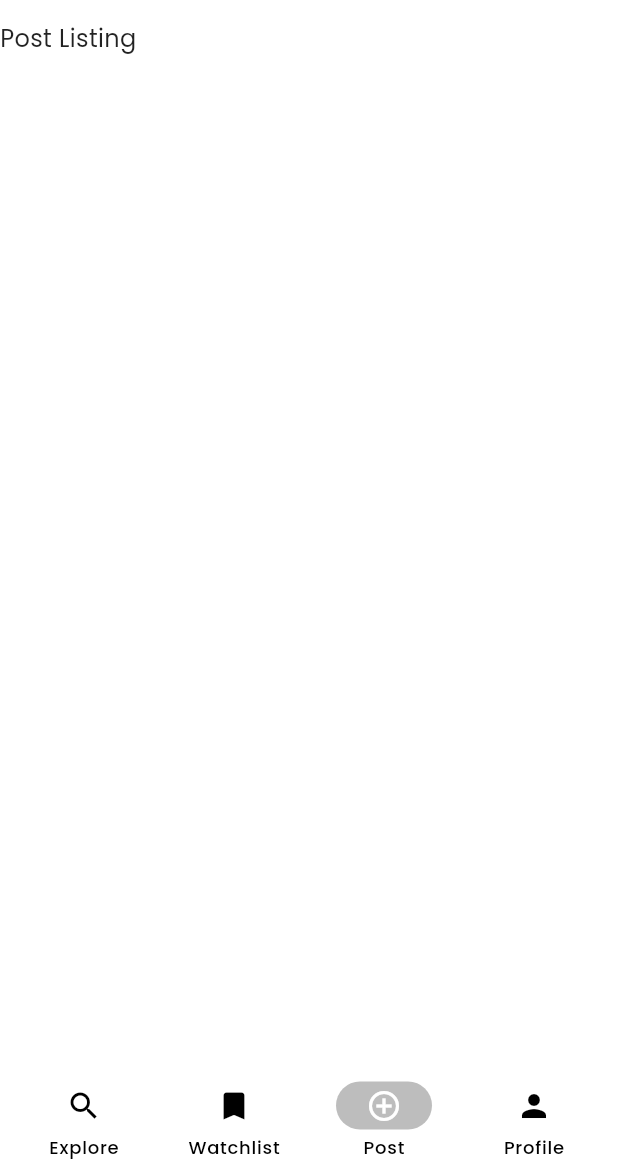
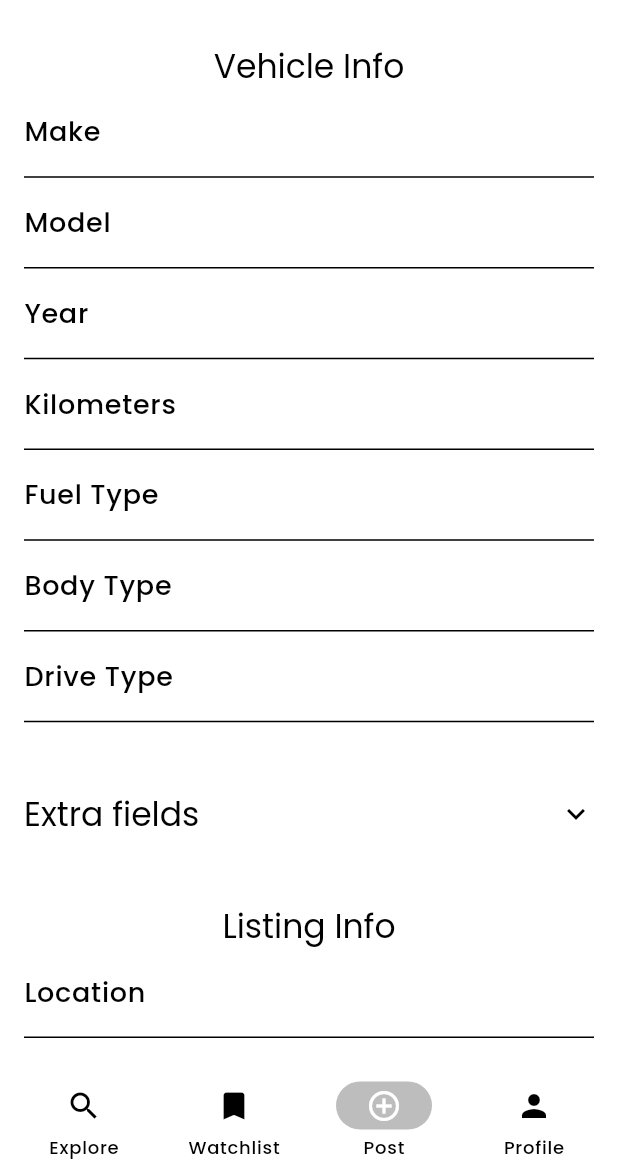
Before and after one commit to joengelena/aurae-beauty-app, a Flutter app: the screen it shows after launch, item 3 of the bottom bar chosen, on a phone screen of 412 x 824 dp, the part 63-1236 px from its top. Run offline on Flutter 3.47's test engine with Material 3 defaults, Android fonts, the phone set to English and light mode, and no system bars; our stand-ins replace go_router, smooth_page_indicator; network calls fail.

Commit message:
Add post listing page

```diff
--- a/lib/app_router.dart
+++ b/lib/app_router.dart
@@ -1,5 +1,6 @@
 import 'package:flutter/material.dart';
 import 'package:go_router/go_router.dart';
+import 'package:motorix_app/presentation/pages/post_listing_page.dart';
 import 'package:motorix_app/presentation/pages/profile/email_verified_page.dart';
 import 'package:motorix_app/presentation/pages/profile/forgot_password_page.dart';
 import 'package:motorix_app/presentation/pages/listing_detail_page.dart';
@@ -53,7 +54,7 @@ final GoRouter appRouter = GoRouter(
           path: '/post-listing',
           parentNavigatorKey: _shellNavigatorKey,
           pageBuilder:
-              (context, state) => NoTransitionPage(child: Text('Post Listing')),
+              (context, state) => NoTransitionPage(child: PostListingPage()),
         ),
         GoRoute(
           path: '/profile',
--- /dev/null
+++ b/lib/presentation/pages/post_listing_page.dart
@@ -0,0 +1,130 @@
+import 'package:flutter/material.dart';
+import 'package:motorix_app/presentation/widgets/post_listing/listing_info_fields.dart';
+import 'package:motorix_app/presentation/widgets/post_listing/vehicle_info_fields.dart';
+import 'package:motorix_app/presentation/widgets/post_listing/vehicle_info_optional_fields.dart';
+
+class PostListingPage extends StatefulWidget {
+  const PostListingPage({super.key});
+
+  @override
+  State<PostListingPage> createState() => _PostListingPageState();
+}
+
+class _PostListingPageState extends State<PostListingPage> {
+  final _formKey = GlobalKey<FormState>();
+  DateTime? uploadDate;
+
+  // Required fields
+  final locationController = TextEditingController();
+  final conditionController = TextEditingController();
+  final priceController = TextEditingController();
+  final descriptionController = TextEditingController();
+  final makeController = TextEditingController();
+  final modelController = TextEditingController();
+  final yearController = TextEditingController();
+  final kilometersController = TextEditingController();
+  final fuelTypeController = TextEditingController();
+  final bodyTypeController = TextEditingController();
+  final driveTypeController = TextEditingController();
+  final listingEndDateController = TextEditingController();
+
+  // Optional fields
+  final regoExpiryDateController = TextEditingController();
+  final wofExpiryDateController = TextEditingController();
+  final numberPlateController = TextEditingController();
+  final seatsController = TextEditingController();
+  final doorsController = TextEditingController();
+  final colorController = TextEditingController();
+  final engineSizeController = TextEditingController();
+  final transmissionController = TextEditingController();
+  final cylindersController = TextEditingController();
+  bool orcIncluded = false;
+
+  void updateOrcIncluded(bool value) {
+    setState(() {
+      orcIncluded = value;
+    });
+  }
+
+  @override
+  Widget build(BuildContext context) {
+    return SingleChildScrollView(
+      padding: EdgeInsets.all(16),
+      child: Center(
+        child: ConstrainedBox(
+          constraints: BoxConstraints(maxWidth: 600),
+          child: Form(
+            key: _formKey,
+            child: Column(
+              spacing: 32,
+              crossAxisAlignment: CrossAxisAlignment.center,
+              children: [
+                VehicleInfoFields(
+                  makeController: makeController,
+                  modelController: modelController,
+                  yearController: yearController,
+                  kilometersController: kilometersController,
+                  fuelTypeController: fuelTypeController,
+                  bodyTypeController: bodyTypeController,
+                  driveTypeController: driveTypeController,
+                ),
+                VehicleInfoOptionalFields(
+                  orcIncluded: orcIncluded,
+                  updateOrcIncluded: updateOrcIncluded,
+                  regoExpiryDateController: regoExpiryDateController,
+                  wofExpiryDateController: wofExpiryDateController,
+                  numberPlateController: numberPlateController,
+                  seatsController: seatsController,
+                  doorsController: doorsController,
+                  colorController: colorController,
+                  engineSizeController: engineSizeController,
+                  transmissionController: transmissionController,
+                  cylindersController: cylindersController,
+                ),
+                ListingInfoFields(
+                  locationController: locationController,
+                  conditionController: conditionController,
+                  priceController: priceController,
+                  listingEndDateController: listingEndDateController,
+                  descriptionController: descriptionController,
+                ),
+                SizedBox(height: 20),
+                FilledButton(
+                  onPressed: () {
+                    if (_formKey.currentState!.validate()) {
+                      // Handle submission logic here
+                    }
+                  },
+                  child: Text('Submit listing'),
+                ),
+              ],
+            ),
+          ),
+        ),
+      ),
+    );
+  }
+
+  @override
+  void dispose() {
+    locationController.dispose();
+    conditionController.dispose();
+    priceController.dispose();
+    descriptionController.dispose();
+    makeController.dispose();
+    modelController.dispose();
+    yearController.dispose();
+    kilometersController.dispose();
+    fuelTypeController.dispose();
+    bodyTypeController.dispose();
+    driveTypeController.dispose();
+    numberPlateController.dispose();
+    seatsController.dispose();
+    doorsController.dispose();
+    colorController.dispose();
+    engineSizeController.dispose();
+    transmissionController.dispose();
+    cylindersController.dispose();
+    super.dispose();
+  }
+}
--- /dev/null
+++ b/lib/presentation/widgets/post_listing/date_form_field.dart
@@ -0,0 +1,41 @@
+import 'package:flutter/material.dart';
+import 'package:intl/intl.dart';
+
+class DateFormField extends StatelessWidget {
+  final TextEditingController dateController;
+  final String labelText;
+  final DateTime? firstDate;
+
+  const DateFormField({
+    super.key,
+    required this.dateController,
+    required this.labelText,
+    this.firstDate,
+  });
+
+  @override
+  Widget build(BuildContext context) {
+    final DateTime effectiveFirstDate = firstDate ?? DateTime.now();
+
+    return TextFormField(
+      controller: dateController,
+      readOnly: true,
+      decoration: InputDecoration(
+        labelText: labelText,
+        suffixIcon: Icon(Icons.calendar_today),
+      ),
+      onTap: () async {
+        DateTime? pickedDate = await showDatePicker(
+          context: context,
+          initialDate: DateTime.now(),
+          firstDate: effectiveFirstDate,
+          lastDate: DateTime(2035),
+        );
+
+        if (pickedDate != null) {
+          dateController.text = DateFormat('yyyy-MM-dd').format(pickedDate);
+        }
+      },
+    );
+  }
+}
--- /dev/null
+++ b/lib/presentation/widgets/post_listing/listing_info_fields.dart
@@ -0,0 +1,50 @@
+import 'package:flutter/material.dart';
+import 'package:motorix_app/presentation/widgets/post_listing/date_form_field.dart';
+
+class ListingInfoFields extends StatelessWidget {
+  final TextEditingController locationController;
+  final TextEditingController conditionController;
+  final TextEditingController priceController;
+  final TextEditingController listingEndDateController;
+  final TextEditingController descriptionController;
+
+  const ListingInfoFields({
+    super.key,
+    required this.locationController,
+    required this.conditionController,
+    required this.priceController,
+    required this.listingEndDateController,
+    required this.descriptionController,
+  });
+
+  @override
+  Widget build(BuildContext context) {
+    return Column(
+      children: [
+        Text('Listing Info', style: Theme.of(context).textTheme.titleLarge),
+        TextFormField(
+          controller: locationController,
+          decoration: InputDecoration(labelText: 'Location'),
+        ),
+        TextFormField(
+          controller: conditionController,
+          decoration: InputDecoration(labelText: 'Vehicle Condition'),
+        ),
+        TextFormField(
+          controller: priceController,
+          keyboardType: TextInputType.number,
+          decoration: InputDecoration(labelText: 'Price'),
+        ),
+        DateFormField(
+          dateController: listingEndDateController,
+          labelText: 'Listing End Date',
+        ),
+        TextFormField(
+          controller: descriptionController,
+          decoration: InputDecoration(labelText: 'Description'),
+          maxLines: 4,
+        ),
+      ],
+    );
+  }
+}
--- /dev/null
+++ b/lib/presentation/widgets/post_listing/number_form_field.dart
@@ -0,0 +1,23 @@
+import 'package:flutter/material.dart';
+import 'package:flutter/services.dart';
+
+class NumberFormField extends StatelessWidget {
+  final TextEditingController fieldController;
+  final String labelText;
+
+  const NumberFormField({
+    super.key,
+    required this.fieldController,
+    required this.labelText,
+  });
+
+  @override
+  Widget build(BuildContext context) {
+    return TextFormField(
+      controller: fieldController,
+      inputFormatters: [FilteringTextInputFormatter.digitsOnly],
+      keyboardType: TextInputType.number,
+      decoration: InputDecoration(labelText: labelText),
+    );
+  }
+}
--- /dev/null
+++ b/lib/presentation/widgets/post_listing/vehicle_info_fields.dart
@@ -0,0 +1,57 @@
+import 'package:flutter/material.dart';
+import 'package:motorix_app/presentation/widgets/post_listing/number_form_field.dart';
+
+class VehicleInfoFields extends StatelessWidget {
+  final TextEditingController makeController;
+  final TextEditingController modelController;
+  final TextEditingController yearController;
+  final TextEditingController kilometersController;
+  final TextEditingController fuelTypeController;
+  final TextEditingController bodyTypeController;
+  final TextEditingController driveTypeController;
+
+  const VehicleInfoFields({
+    super.key,
+    required this.makeController,
+    required this.modelController,
+    required this.yearController,
+    required this.kilometersController,
+    required this.fuelTypeController,
+    required this.bodyTypeController,
+    required this.driveTypeController,
+  });
+
+  @override
+  Widget build(BuildContext context) {
+    return Column(
+      children: [
+        Text('Vehicle Info', style: Theme.of(context).textTheme.titleLarge),
+        TextFormField(
+          controller: makeController,
+          decoration: InputDecoration(labelText: 'Make'),
+        ),
+        TextFormField(
+          controller: modelController,
+          decoration: InputDecoration(labelText: 'Model'),
+        ),
+        NumberFormField(fieldController: yearController, labelText: 'Year'),
+        NumberFormField(
+          fieldController: kilometersController,
+          labelText: 'Kilometers',
+        ),
+        TextFormField(
+          controller: fuelTypeController,
+          decoration: InputDecoration(labelText: 'Fuel Type'),
+        ),
+        TextFormField(
+          controller: bodyTypeController,
+          decoration: InputDecoration(labelText: 'Body Type'),
+        ),
+        TextFormField(
+          controller: driveTypeController,
+          decoration: InputDecoration(labelText: 'Drive Type'),
+        ),
+      ],
+    );
+  }
+}
--- /dev/null
+++ b/lib/presentation/widgets/post_listing/vehicle_info_optional_fields.dart
@@ -0,0 +1,82 @@
+import 'package:flutter/material.dart';
+import 'package:motorix_app/presentation/widgets/post_listing/date_form_field.dart';
+import 'package:motorix_app/presentation/widgets/post_listing/number_form_field.dart';
+
+class VehicleInfoOptionalFields extends StatelessWidget {
+  final bool orcIncluded;
+  final Function(bool) updateOrcIncluded;
+  final TextEditingController regoExpiryDateController;
+  final TextEditingController wofExpiryDateController;
+  final TextEditingController numberPlateController;
+  final TextEditingController seatsController;
+  final TextEditingController doorsController;
+  final TextEditingController colorController;
+  final TextEditingController engineSizeController;
+  final TextEditingController transmissionController;
+  final TextEditingController cylindersController;
+
+  const VehicleInfoOptionalFields({
+    super.key,
+    required this.orcIncluded,
+    required this.updateOrcIncluded,
+    required this.regoExpiryDateController,
+    required this.wofExpiryDateController,
+    required this.numberPlateController,
+    required this.seatsController,
+    required this.doorsController,
+    required this.colorController,
+    required this.engineSizeController,
+    required this.transmissionController,
+    required this.cylindersController,
+  });
+
+  @override
+  Widget build(BuildContext context) {
+    return ExpansionTile(
+      tilePadding: EdgeInsets.zero,
+      title: Text(
+        'Extra fields',
+        style: Theme.of(context).textTheme.titleLarge,
+      ),
+      children: [
+        CheckboxListTile(
+          value: orcIncluded,
+          onChanged: (value) => updateOrcIncluded(value ?? false),
+          title: Text('ORC Included'),
+        ),
+        DateFormField(
+          dateController: regoExpiryDateController,
+          labelText: 'Rego Expiry Date',
+          firstDate: DateTime(2020),
+        ),
+        DateFormField(
+          dateController: wofExpiryDateController,
+          labelText: 'WOF Expiry Date',
+          firstDate: DateTime(2020),
+        ),
+        TextFormField(
+          controller: numberPlateController,
+          decoration: InputDecoration(labelText: 'Number Plate'),
+        ),
+        NumberFormField(fieldController: seatsController, labelText: 'Seats'),
+        NumberFormField(fieldController: doorsController, labelText: 'Doors'),
+        TextFormField(
+          controller: colorController,
+          decoration: InputDecoration(labelText: 'Color'),
+        ),
+        NumberFormField(
+          fieldController: engineSizeController,
+          labelText: 'Engine Size (cc)',
+        ),
+        TextFormField(
+          controller: transmissionController,
+          decoration: InputDecoration(labelText: 'Transmission'),
+        ),
+        TextFormField(
+          controller: cylindersController,
+          decoration: InputDecoration(labelText: 'Cylinders'),
+        ),
+      ],
+    );
+  }
+}
--- a/pubspec.yaml
+++ b/pubspec.yaml
@@ -32,6 +32,7 @@ dependencies:
         sdk: flutter
     go_router: 15.2.3
     smooth_page_indicator: 1.2.1
+    intl: 0.20.2
 
 dev_dependencies:
     flutter_test:
```
Also changed, not shown: pubspec.lock.
